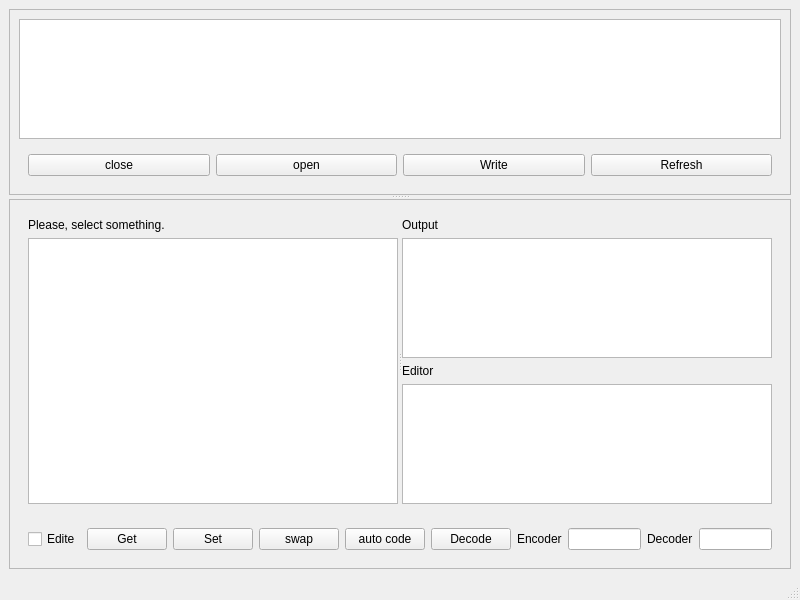
Qt form ui.ui (LeoMirr/tagcoder) before a commit.
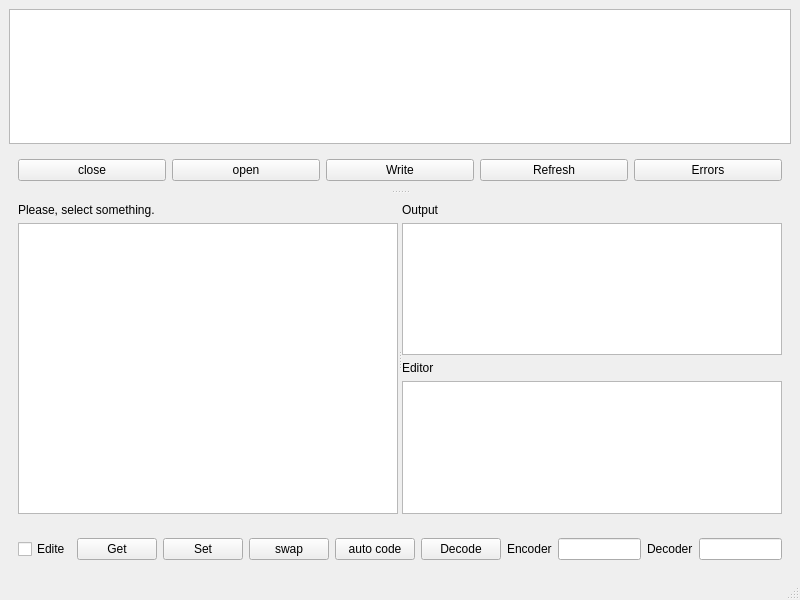
The same form after that commit.

```diff
--- a/ui.ui
+++ b/ui.ui
@@ -20,13 +20,7 @@
       <property name="orientation">
        <enum>Qt::Vertical</enum>
       </property>
-      <widget class="QFrame" name="tableFrame">
-       <property name="frameShape">
-        <enum>QFrame::StyledPanel</enum>
-       </property>
-       <property name="frameShadow">
-        <enum>QFrame::Raised</enum>
-       </property>
+      <widget class="QWidget" name="tableWidget" native="true">
        <layout class="QVBoxLayout" name="verticalLayout_2">
         <item>
          <widget class="QTableView" name="table">
@@ -84,18 +78,19 @@
              </property>
             </widget>
            </item>
+           <item>
+            <widget class="QPushButton" name="errorButton">
+             <property name="text">
+              <string>Errors</string>
+             </property>
+            </widget>
+           </item>
           </layout>
          </widget>
         </item>
        </layout>
       </widget>
-      <widget class="QFrame" name="decoderFrame">
-       <property name="frameShape">
-        <enum>QFrame::StyledPanel</enum>
-       </property>
-       <property name="frameShadow">
-        <enum>QFrame::Raised</enum>
-       </property>
+      <widget class="QWidget" name="decoderWidget" native="true">
        <layout class="QVBoxLayout" name="verticalLayout">
         <item>
          <widget class="QWidget" name="widget" native="true">
```
Left out of the diff: 6 changed lines with no effect on the pictures.
